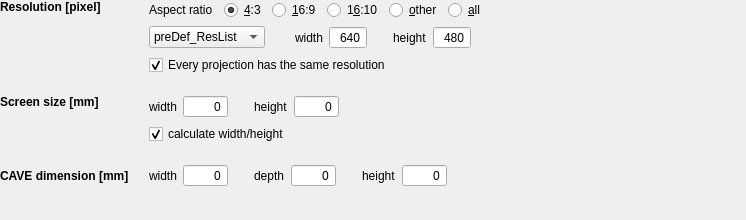
This is src/tools/vrcw/vrcwprojectionressize.ui in hlrs-vis/covise as Qt 5 draws it before an edit. The edited form follows.
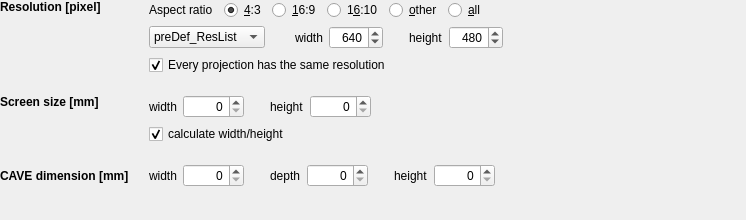
This is the edited form. Icons and pictures are not drawn.

Commit message: display arrows in spinboxes

What changed in the file:
```diff
--- a/src/tools/vrcw/vrcwprojectionressize.ui
+++ b/src/tools/vrcw/vrcwprojectionressize.ui
@@ -92,9 +92,6 @@
               <property name="alignment">
                <set>Qt::AlignRight|Qt::AlignTrailing|Qt::AlignVCenter</set>
               </property>
-              <property name="buttonSymbols">
-               <enum>QAbstractSpinBox::NoButtons</enum>
-              </property>
               <property name="maximum">
                <number>99999</number>
               </property>
@@ -128,9 +125,6 @@
               <property name="alignment">
                <set>Qt::AlignRight|Qt::AlignTrailing|Qt::AlignVCenter</set>
               </property>
-              <property name="buttonSymbols">
-               <enum>QAbstractSpinBox::NoButtons</enum>
-              </property>
               <property name="maximum">
                <number>99999</number>
               </property>
@@ -164,9 +158,6 @@
               <property name="alignment">
                <set>Qt::AlignRight|Qt::AlignTrailing|Qt::AlignVCenter</set>
               </property>
-              <property name="buttonSymbols">
-               <enum>QAbstractSpinBox::NoButtons</enum>
-              </property>
               <property name="maximum">
                <number>99999</number>
               </property>
@@ -326,9 +317,6 @@
                     <property name="alignment">
                      <set>Qt::AlignRight|Qt::AlignTrailing|Qt::AlignVCenter</set>
                     </property>
-                    <property name="buttonSymbols">
-                     <enum>QAbstractSpinBox::NoButtons</enum>
-                    </property>
                     <property name="minimum">
                      <number>1</number>
                     </property>
@@ -368,9 +356,6 @@
                     <property name="alignment">
                      <set>Qt::AlignRight|Qt::AlignTrailing|Qt::AlignVCenter</set>
                     </property>
-                    <property name="buttonSymbols">
-                     <enum>QAbstractSpinBox::NoButtons</enum>
-                    </property>
                     <property name="minimum">
                      <number>1</number>
                     </property>
@@ -456,9 +441,6 @@
                  <property name="alignment">
                   <set>Qt::AlignRight|Qt::AlignTrailing|Qt::AlignVCenter</set>
                  </property>
-                 <property name="buttonSymbols">
-                  <enum>QAbstractSpinBox::NoButtons</enum>
-                 </property>
                  <property name="maximum">
                   <number>99999</number>
                  </property>
@@ -492,9 +474,6 @@
                  <property name="alignment">
                   <set>Qt::AlignRight|Qt::AlignTrailing|Qt::AlignVCenter</set>
                  </property>
-                 <property name="buttonSymbols">
-                  <enum>QAbstractSpinBox::NoButtons</enum>
-                 </property>
                  <property name="maximum">
                   <number>99999</number>
                  </property>
```
